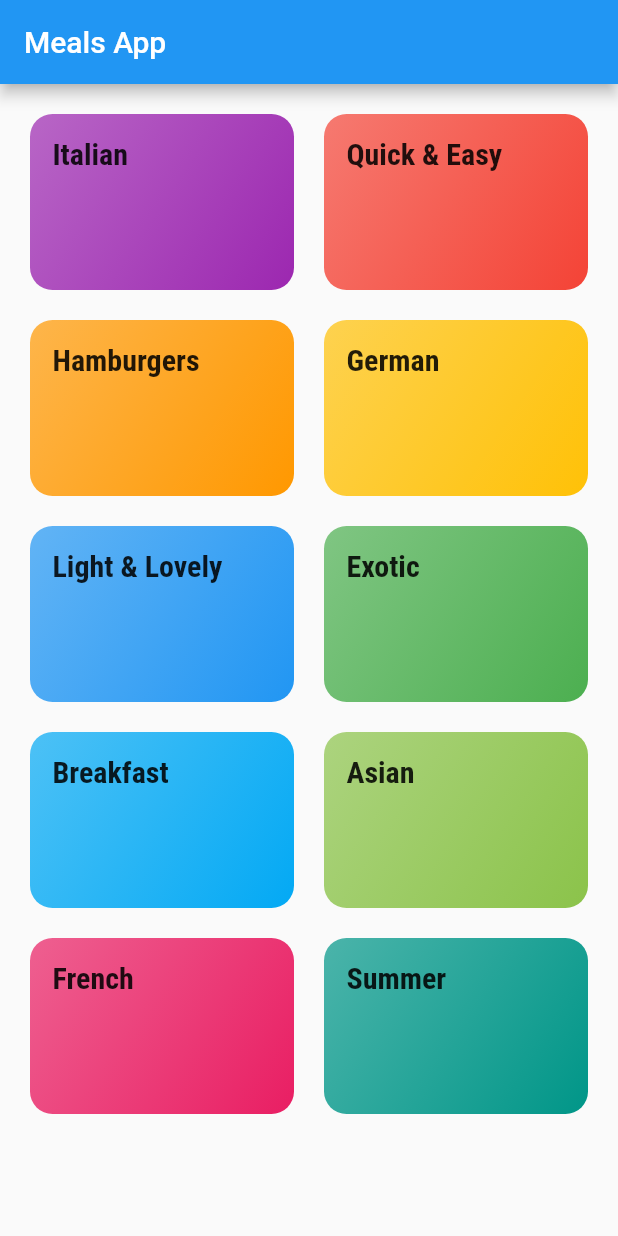
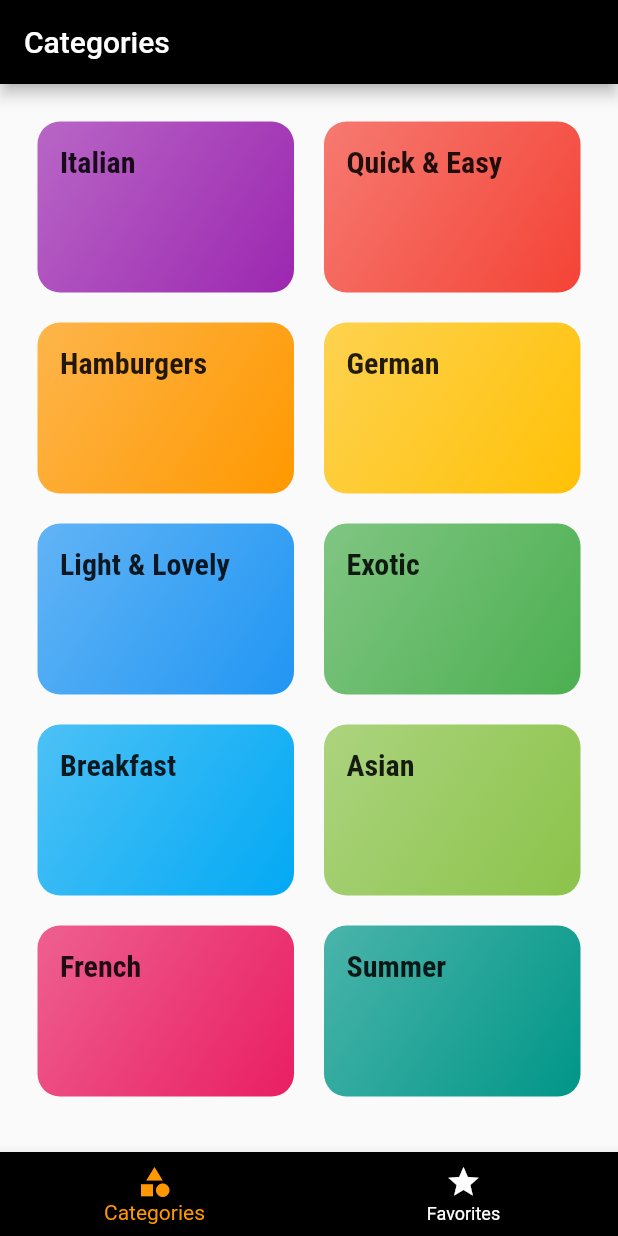
Before and after one commit to saurabhgrewal718/navigation-app-flutter, a Flutter app: the screen it shows after launch, on a phone screen of 412 x 824 dp. Run offline on Flutter 3.47's test engine with Material 2 defaults, Android fonts, the phone set to English and light mode, and no system bars.

```diff
--- a/screenappflutter/lib/main.dart
+++ b/screenappflutter/lib/main.dart
@@ -3,8 +3,8 @@ import 'package:flutter/material.dart';
 import './screens/meal_detail_screen.dart';
 import './screens/category_meals_screen.dart';
 import './screens/unknown_route_screen.dart';
+import './screens/tabs_screen.dart';
 
-import './screens/catagories_screen.dart';
 
 void main() {
   runApp(MyApp());
@@ -17,12 +17,14 @@ class MyApp extends StatelessWidget {
     return MaterialApp(
       title: 'Flutter Demo',
       theme: ThemeData(
-        primarySwatch: Colors.blue,
+//        primarySwatch: Colors.blue,
+        primaryColor: Colors.black,
         accentColor: Colors.orange,
       ),
-      home: CatagoriesScreen(),
+      // home: CatagoriesScreen(),
       initialRoute: '/',
       routes: {
+        '/': (ctx) => TabsScreen(),
         CategoryMealsScreen.routeName : (ctx) => CategoryMealsScreen(),
         MealDetailScreen.routeName : (ctx) => MealDetailScreen(),
       },
--- a/screenappflutter/lib/screens/catagories_screen.dart
+++ /dev/null
@@ -1,25 +0,0 @@
-import 'package:flutter/material.dart';
-import '../widgets/category_item.dart';
-import '../dummy_data.dart';
-
-class CatagoriesScreen extends StatelessWidget {
-  @override
-  Widget build(BuildContext context) {
-    return Scaffold(
-      appBar: AppBar(
-        title: const Text('Meals App'),
-      ),
-      body: GridView(
-      padding: EdgeInsets.all(20),
-      children: DUMMY_CATEGORIES
-      .map((catData) => CategoryItem(
-        catData.id,
-        catData.title,
-        catData.color
-       ),
-      ).toList(),
-      gridDelegate: SliverGridDelegateWithMaxCrossAxisExtent(maxCrossAxisExtent: 200,childAspectRatio: 3/2,crossAxisSpacing: 20,mainAxisSpacing: 20),
-    ),
-    );
-  }
-}
--- /dev/null
+++ b/screenappflutter/lib/screens/categories_screen.dart
@@ -0,0 +1,28 @@
+import 'package:flutter/material.dart';
+
+import '../dummy_data.dart';
+import '../widgets/category_item.dart';
+
+class CategoriesScreen extends StatelessWidget {
+  @override
+  Widget build(BuildContext context) {
+    return GridView(
+      padding: const EdgeInsets.all(25),
+      children: DUMMY_CATEGORIES
+          .map(
+            (catData) => CategoryItem(
+                  catData.id,
+                  catData.title,
+                  catData.color,
+                ),
+          )
+          .toList(),
+      gridDelegate: SliverGridDelegateWithMaxCrossAxisExtent(
+        maxCrossAxisExtent: 200,
+        childAspectRatio: 3 / 2,
+        crossAxisSpacing: 20,
+        mainAxisSpacing: 20,
+      ),
+    );
+  }
+}
--- /dev/null
+++ b/screenappflutter/lib/screens/favorites_screen.dart
@@ -0,0 +1,10 @@
+import 'package:flutter/material.dart';
+
+class FavoritesScreen extends StatelessWidget {
+  @override
+  Widget build(BuildContext context) {
+    return Center(
+      child: Text('The Favorites'),
+    );
+  }
+}
--- /dev/null
+++ b/screenappflutter/lib/screens/tabs_screen.dart
@@ -0,0 +1,59 @@
+import 'package:flutter/material.dart';
+
+import './favorites_screen.dart';
+import './categories_screen.dart';
+
+class TabsScreen extends StatefulWidget {
+  @override
+  _TabsScreenState createState() => _TabsScreenState();
+}
+
+class _TabsScreenState extends State<TabsScreen> {
+  final List<Map<String, Object>> _pages = [
+    {
+      'page': CategoriesScreen(),
+      'title': 'Categories',
+    },
+    {
+      'page': FavoritesScreen(),
+      'title': 'Your Favorite',
+    },
+  ];
+  int _selectedPageIndex = 0;
+
+  void _selectPage(int index) {
+    setState(() {
+      _selectedPageIndex = index;
+    });
+  }
+
+  @override
+  Widget build(BuildContext context) {
+    return Scaffold(
+      appBar: AppBar(
+        title: Text(_pages[_selectedPageIndex]['title']),
+      ),
+      body: _pages[_selectedPageIndex]['page'],
+      bottomNavigationBar: BottomNavigationBar(
+        onTap: _selectPage,
+        backgroundColor: Theme.of(context).primaryColor,
+        unselectedItemColor: Colors.white,
+        selectedItemColor: Theme.of(context).accentColor,
+        currentIndex: _selectedPageIndex,
+        // type: BottomNavigationBarType.fixed,
+        items: [
+          BottomNavigationBarItem(
+            backgroundColor: Theme.of(context).primaryColor,
+            icon: Icon(Icons.category),
+            title: Text('Categories'),
+          ),
+          BottomNavigationBarItem(
+            backgroundColor: Theme.of(context).primaryColor,
+            icon: Icon(Icons.star),
+            title: Text('Favorites'),
+          ),
+        ],
+      ),
+    );
+  }
+}
```
